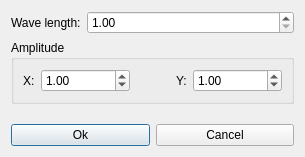
citxx/Image-editor, file src/WavesDialog.ui: the form before one commit.
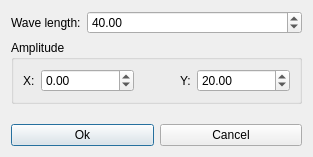
The form after the commit.

Commit message: Default values for 'waves' effect are changed

The edit to the form file:
```diff
--- a/src/WavesDialog.ui
+++ b/src/WavesDialog.ui
@@ -6,7 +6,7 @@
    <rect>
     <x>0</x>
     <y>0</y>
-    <width>305</width>
+    <width>313</width>
     <height>157</height>
    </rect>
   </property>
@@ -32,7 +32,7 @@
         <double>1000000.000000000000000</double>
        </property>
        <property name="value">
-        <double>1.000000000000000</double>
+        <double>40.000000000000000</double>
        </property>
       </widget>
      </item>
@@ -66,7 +66,7 @@
          <double>1000000.000000000000000</double>
         </property>
         <property name="value">
-         <double>1.000000000000000</double>
+         <double>0.000000000000000</double>
         </property>
        </widget>
       </item>
@@ -99,7 +99,7 @@
          <double>1000000.000000000000000</double>
         </property>
         <property name="value">
-         <double>1.000000000000000</double>
+         <double>20.000000000000000</double>
         </property>
        </widget>
       </item>
```
Left out of the diff: 9 changed lines with no effect on the pictures.
